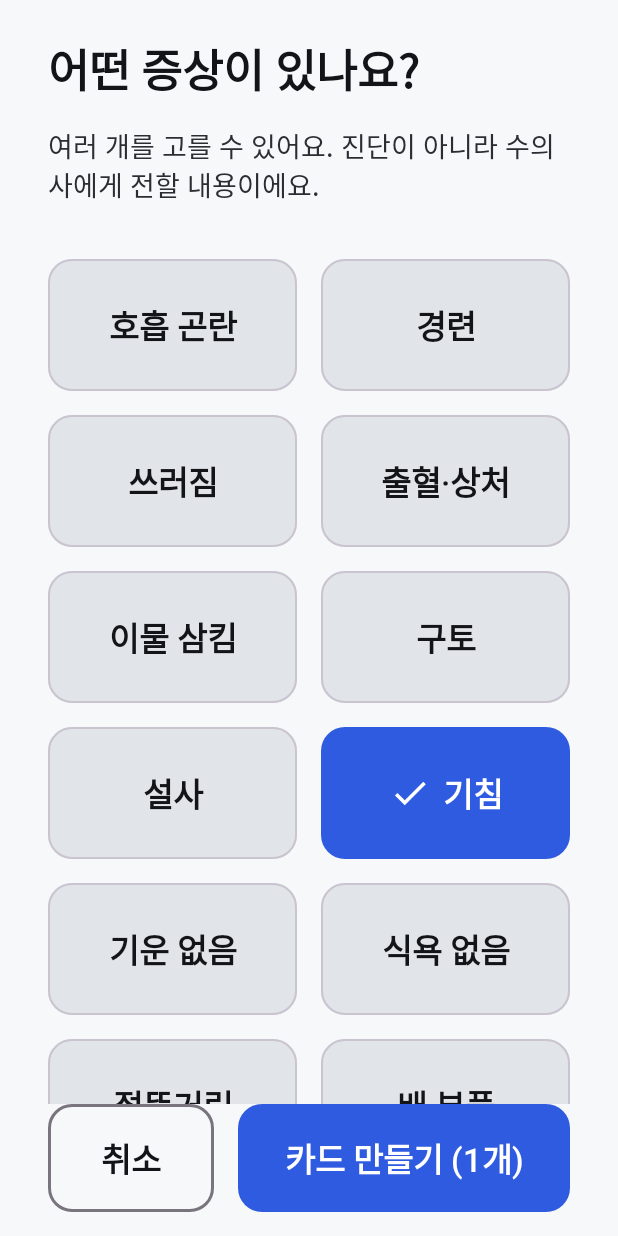
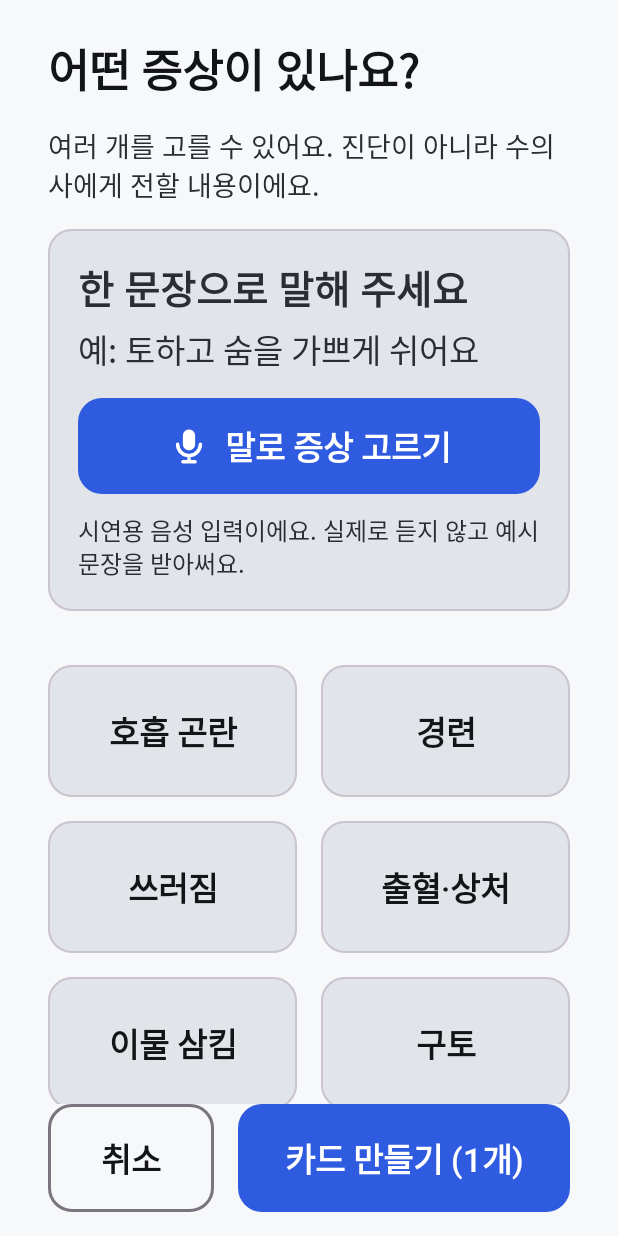
Before and after one commit to Hyundai2026/meongcare-hmg-challenge, an Android app built with Jetpack Compose: the @Preview function SymptomPickerNarrowPreview, on a phone screen of 412 x 824 dp. Run offline under Robolectric (Android 15) with nearby library versions, the phone set to English and light mode, and no system bars.

Commit message:
feat(ui): 증상 고르기 화면에 음성 입력 영역 추가

```diff
--- a/app/src/main/java/com/meongcare/app/ui/card/SymptomPickerScreen.kt
+++ b/app/src/main/java/com/meongcare/app/ui/card/SymptomPickerScreen.kt
@@ -40,6 +40,10 @@ import com.meongcare.app.domain.card.Symptom
 import com.meongcare.app.ui.theme.ActionBlue
 import com.meongcare.app.ui.theme.Dimens
 import com.meongcare.app.ui.theme.MeongCareTheme
+import com.meongcare.app.ui.voice.VoiceActions
+import com.meongcare.app.ui.voice.VoicePanel
+import com.meongcare.app.ui.voice.VoiceScreenState
+import com.meongcare.app.ui.voice.VoiceUiState
 
 private val SymptomButtonHeight = 88.dp
 private val SymptomColumnWidth = 200.dp
@@ -47,6 +51,8 @@ private val SymptomColumnWidth = 200.dp
 /**
  * 증상 고르기 (정차 중에만). 글자 입력 대신 큰 버튼으로 여러 개를 고른다.
  * 버튼 순서는 [Symptom] 선언 순서다. 아래 [취소] [카드 만들기]는 스크롤 밖에 고정한다.
+ *
+ * @param voice 음성 입력 영역 (010). `null`이거나 음성 입력이 없는 구성이면 그리지 않는다.
  */
 @Composable
 fun SymptomPickerScreen(
@@ -55,6 +61,8 @@ fun SymptomPickerScreen(
     onCancel: () -> Unit,
     onConfirm: () -> Unit,
     modifier: Modifier = Modifier,
+    voice: VoiceScreenState? = null,
+    voiceActions: VoiceActions = VoiceActions(),
 ) {
     BoxWithConstraints(modifier = modifier.fillMaxSize()) {
         val columns = (maxWidth / SymptomColumnWidth).toInt().coerceIn(2, 4)
@@ -73,6 +81,9 @@ fun SymptomPickerScreen(
                     style = MaterialTheme.typography.bodyMedium,
                     color = MaterialTheme.colorScheme.onSurfaceVariant,
                 )
+                if (voice != null && voice.available) {
+                    VoicePanel(state = voice, actions = voiceActions)
+                }
                 Spacer(Modifier.height(4.dp))
                 Symptom.entries.chunked(columns).forEach { row ->
                     Row(horizontalArrangement = Arrangement.spacedBy(16.dp)) {
@@ -146,7 +157,17 @@ private fun SymptomToggle(symptom: Symptom, checked: Boolean, onToggle: () -> Un
 @Composable
 private fun SymptomPickerWidePreview() {
     MeongCareTheme(darkTheme = true) {
-        Surface { SymptomPickerScreen(setOf(Symptom.COUGH, Symptom.BREATHING_DIFFICULTY), {}, {}, {}) }
+        Surface {
+            SymptomPickerScreen(
+                selected = setOf(Symptom.COUGH, Symptom.BREATHING_DIFFICULTY, Symptom.VOMITING),
+                onToggle = {}, onCancel = {}, onConfirm = {},
+                voice = VoiceScreenState(
+                    available = true,
+                    isSimulated = false,
+                    voice = VoiceUiState.Heard("강아지가 갑자기 토하고 숨을 가쁘게 쉬어요", listOf(Symptom.BREATHING_DIFFICULTY, Symptom.VOMITING)),
+                ),
+            )
+        }
     }
 }
 
@@ -154,6 +175,12 @@ private fun SymptomPickerWidePreview() {
 @Composable
 private fun SymptomPickerNarrowPreview() {
     MeongCareTheme(darkTheme = false) {
-        Surface { SymptomPickerScreen(setOf(Symptom.COUGH), {}, {}, {}) }
+        Surface {
+            SymptomPickerScreen(
+                selected = setOf(Symptom.COUGH),
+                onToggle = {}, onCancel = {}, onConfirm = {},
+                voice = VoiceScreenState(available = true, isSimulated = true, voice = VoiceUiState.Idle),
+            )
+        }
     }
 }
--- /dev/null
+++ b/app/src/main/java/com/meongcare/app/ui/voice/VoiceActions.kt
@@ -0,0 +1,11 @@
+package com.meongcare.app.ui.voice
+
+/** 음성 영역의 동작 묶음. `MainActivity`가 [SymptomVoiceViewModel]의 함수로 채운다. */
+data class VoiceActions(
+    /** [말로 증상 고르기] / [다시 말하기] */
+    val onStart: () -> Unit = {},
+    /** [듣기 취소] */
+    val onCancel: () -> Unit = {},
+    /** 증상 고르기 화면이 사라졌거나 앱이 뒤로 갔다 */
+    val onStop: () -> Unit = {},
+)
--- /dev/null
+++ b/app/src/main/java/com/meongcare/app/ui/voice/VoicePanel.kt
@@ -0,0 +1,211 @@
+package com.meongcare.app.ui.voice
+
+import androidx.compose.foundation.BorderStroke
+import androidx.compose.foundation.layout.Arrangement
+import androidx.compose.foundation.layout.BoxWithConstraints
+import androidx.compose.foundation.layout.Column
+import androidx.compose.foundation.layout.Row
+import androidx.compose.foundation.layout.Spacer
+import androidx.compose.foundation.layout.fillMaxWidth
+import androidx.compose.foundation.layout.heightIn
+import androidx.compose.foundation.layout.padding
+import androidx.compose.foundation.layout.size
+import androidx.compose.foundation.layout.width
+import androidx.compose.foundation.layout.widthIn
+import androidx.compose.foundation.shape.RoundedCornerShape
+import androidx.compose.material3.Button
+import androidx.compose.material3.ButtonDefaults
+import androidx.compose.material3.Icon
+import androidx.compose.material3.MaterialTheme
+import androidx.compose.material3.OutlinedButton
+import androidx.compose.material3.Surface
+import androidx.compose.material3.Text
+import androidx.compose.runtime.Composable
+import androidx.compose.ui.Alignment
+import androidx.compose.ui.Modifier
+import androidx.compose.ui.graphics.Color
+import androidx.compose.ui.graphics.SolidColor
+import androidx.compose.ui.graphics.StrokeCap
+import androidx.compose.ui.graphics.vector.ImageVector
+import androidx.compose.ui.graphics.vector.PathParser
+import androidx.compose.ui.res.stringResource
+import androidx.compose.ui.semantics.LiveRegionMode
+import androidx.compose.ui.semantics.liveRegion
+import androidx.compose.ui.semantics.semantics
+import androidx.compose.ui.tooling.preview.Preview
+import androidx.compose.ui.unit.dp
+import com.meongcare.app.R
+import com.meongcare.app.domain.card.Symptom
+import com.meongcare.app.domain.voice.VoiceFailure
+import com.meongcare.app.ui.card.joinedText
+import com.meongcare.app.ui.card.symptomLabelRes
+import com.meongcare.app.ui.theme.ActionBlue
+import com.meongcare.app.ui.theme.Dimens
+import com.meongcare.app.ui.theme.MeongCareTheme
+
+/** 이 폭보다 좁으면 버튼을 글 아래로 내린다. */
+private val NarrowWidth = 600.dp
+private val ButtonMinWidth = 260.dp
+
+/**
+ * 증상 고르기 화면 위쪽의 음성 영역 (docs/plans 010 "설계 결정 1"의 표). 정차 중에만 보인다.
+ * 마이크는 버튼을 누를 때만 켠다. 결과는 아래 증상 버튼에 체크로 보이고, 사용자가 버튼으로 고친다.
+ */
+@Composable
+fun VoicePanel(state: VoiceScreenState, actions: VoiceActions, modifier: Modifier = Modifier) {
+    Surface(
+        shape = RoundedCornerShape(16.dp),
+        color = MaterialTheme.colorScheme.surfaceVariant,
+        border = BorderStroke(1.dp, MaterialTheme.colorScheme.outlineVariant),
+        modifier = modifier.fillMaxWidth(),
+    ) {
+        Column(modifier = Modifier.padding(20.dp), verticalArrangement = Arrangement.spacedBy(12.dp)) {
+            BoxWithConstraints(modifier = Modifier.fillMaxWidth()) {
+                if (maxWidth < NarrowWidth) {
+                    Column(verticalArrangement = Arrangement.spacedBy(16.dp)) {
+                        VoiceStatus(state.voice, Modifier.fillMaxWidth())
+                        VoiceButton(state.voice, actions, Modifier.fillMaxWidth())
+                    }
+                } else {
+                    Row(verticalAlignment = Alignment.CenterVertically) {
+                        VoiceStatus(state.voice, Modifier.weight(1f))
+                        Spacer(Modifier.width(24.dp))
+                        VoiceButton(state.voice, actions, Modifier.widthIn(min = ButtonMinWidth))
+                    }
+                }
+            }
+            if (state.isSimulated) {
+                Text(
+                    text = stringResource(R.string.voice_simulated_notice),
+                    style = MaterialTheme.typography.labelMedium,
+                    color = MaterialTheme.colorScheme.onSurfaceVariant,
+                )
+            }
+        }
+    }
+}
+
+/** 상태 글. 바뀌면 화면 읽기 프로그램이 읽어 준다. */
+@Composable
+private fun VoiceStatus(voice: VoiceUiState, modifier: Modifier) {
+    val (title, detail) = when (voice) {
+        VoiceUiState.Idle -> stringResource(R.string.voice_prompt_title) to stringResource(R.string.voice_prompt_example)
+        VoiceUiState.Starting -> stringResource(R.string.voice_starting) to null
+        is VoiceUiState.Listening -> stringResource(R.string.voice_listening) to voice.partial.ifBlank { null }
+        is VoiceUiState.Heard -> stringResource(R.string.voice_heard, voice.sentence) to
+            if (voice.matched.isEmpty()) stringResource(R.string.voice_not_matched)
+            else stringResource(R.string.voice_matched, joinedText(voice.matched.map { stringResource(symptomLabelRes(it)) }))
+        is VoiceUiState.Failed -> stringResource(failureTextRes(voice.reason)) to null
+    }
+    Column(
+        modifier = modifier.semantics { liveRegion = LiveRegionMode.Polite },
+        verticalArrangement = Arrangement.spacedBy(6.dp),
+    ) {
+        Text(title, style = MaterialTheme.typography.titleLarge)
+        if (detail != null) {
+            Text(
+                detail,
+                style = MaterialTheme.typography.bodyLarge,
+                color = if (voice is VoiceUiState.Listening) MaterialTheme.colorScheme.onSurface
+                else MaterialTheme.colorScheme.onSurfaceVariant,
+            )
+        }
+    }
+}
+
+@Composable
+private fun VoiceButton(voice: VoiceUiState, actions: VoiceActions, modifier: Modifier) {
+    val shape = RoundedCornerShape(16.dp)
+    val buttonModifier = modifier.heightIn(min = Dimens.MinTouchTarget)
+    when (voice) {
+        VoiceUiState.Starting, is VoiceUiState.Listening -> OutlinedButton(
+            onClick = actions.onCancel,
+            border = BorderStroke(2.dp, MaterialTheme.colorScheme.outline),
+            shape = shape,
+            modifier = buttonModifier,
+        ) { Text(stringResource(R.string.voice_cancel), style = MaterialTheme.typography.labelLarge, color = MaterialTheme.colorScheme.onSurface) }
+        else -> Button(
+            onClick = actions.onStart,
+            colors = ButtonDefaults.buttonColors(containerColor = ActionBlue, contentColor = Color.White),
+            shape = shape,
+            modifier = buttonModifier,
+        ) {
+            Icon(MicIcon, contentDescription = null, modifier = Modifier.size(28.dp))
+            Spacer(Modifier.width(10.dp))
+            Text(
+                stringResource(if (voice == VoiceUiState.Idle) R.string.voice_start else R.string.voice_retry),
+                style = MaterialTheme.typography.labelLarge,
+            )
+        }
+    }
+}
+
+private fun failureTextRes(reason: VoiceFailure): Int = when (reason) {
+    VoiceFailure.NO_SPEECH -> R.string.voice_failed_no_speech
+    VoiceFailure.MIC -> R.string.voice_failed_mic
+    VoiceFailure.UNAVAILABLE -> R.string.voice_failed_unavailable
+}
+
+/**
+ * 마이크 모양. core 아이콘에는 마이크가 없어서 직접 그렸다 (material-icons-extended는 용량 때문에 넣지 않는다, 009와 같은 원칙).
+ */
+private val MicIcon: ImageVector by lazy {
+    val black = SolidColor(Color.Black)
+    ImageVector.Builder("Mic", 24.dp, 24.dp, 24f, 24f).apply {
+        // 머리 (둥근 막대)
+        addPath(PathParser().parsePathString("M12 2.5a3.5 3.5 0 0 1 3.5 3.5v5a3.5 3.5 0 0 1 -7 0v-5A3.5 3.5 0 0 1 12 2.5Z").toNodes(), fill = black)
+        // 받침 고리, 대, 바닥
+        addPath(
+            PathParser().parsePathString("M5.5 11a6.5 6.5 0 0 0 13 0 M12 17.5V21 M8.5 21h7").toNodes(),
+            stroke = black,
+            strokeLineWidth = 2f,
+            strokeLineCap = StrokeCap.Round,
+        )
+    }.build()
+}
+
+@Preview(widthDp = 1600, heightDp = 200)
+@Composable
+private fun VoicePanelIdleWidePreview() {
+    MeongCareTheme(darkTheme = true) {
+        Surface { VoicePanel(VoiceScreenState(true, isSimulated = true, voice = VoiceUiState.Idle), VoiceActions(), Modifier.padding(16.dp)) }
+    }
+}
+
+@Preview(widthDp = 1600, heightDp = 200)
+@Composable
+private fun VoicePanelListeningWidePreview() {
+    MeongCareTheme(darkTheme = false) {
+        Surface { VoicePanel(VoiceScreenState(true, false, VoiceUiState.Listening("강아지가 갑자기 토하고")), VoiceActions(), Modifier.padding(16.dp)) }
+    }
+}
+
+@Preview(widthDp = 1600, heightDp = 200)
+@Composable
+private fun VoicePanelHeardWidePreview() {
+    MeongCareTheme(darkTheme = false) {
+        Surface {
+            VoicePanel(
+                VoiceScreenState(true, false, VoiceUiState.Heard("강아지가 갑자기 토하고 숨을 가쁘게 쉬어요", listOf(Symptom.BREATHING_DIFFICULTY, Symptom.VOMITING))),
+                VoiceActions(),
+                Modifier.padding(16.dp),
+            )
+        }
+    }
+}
+
+@Preview(widthDp = 411, heightDp = 360)
+@Composable
+private fun VoicePanelNotMatchedNarrowPreview() {
+    MeongCareTheme(darkTheme = false) {
+        Surface { VoicePanel(VoiceScreenState(true, true, VoiceUiState.Heard("내일 토요일이었으면 좋겠어요", emptyList())), VoiceActions(), Modifier.padding(16.dp)) }
+    }
+}
+
+@Preview(widthDp = 411, heightDp = 300)
+@Composable
+private fun VoicePanelFailedNarrowPreview() {
+    MeongCareTheme(darkTheme = true) {
+        Surface { VoicePanel(VoiceScreenState(true, false, VoiceUiState.Failed(VoiceFailure.MIC)), VoiceActions(), Modifier.padding(16.dp)) }
+    }
+}
--- a/app/src/main/res/values/strings.xml
+++ b/app/src/main/res/values/strings.xml
@@ -188,4 +188,21 @@
     <string name="link_unlink_do">끊기</string>
     <string name="link_cancel">취소</string>
     <string name="link_revoked">보호자가 연결을 끊었어요</string>
+
+    <!-- 음성으로 증상 고르기 (010). 정차 중 증상 고르기 화면에만 있다 -->
+    <string name="voice_prompt_title">한 문장으로 말해 주세요</string>
+    <string name="voice_prompt_example">예: 토하고 숨을 가쁘게 쉬어요</string>
+    <string name="voice_start">말로 증상 고르기</string>
+    <string name="voice_starting">마이크를 켜는 중이에요</string>
+    <string name="voice_listening">듣고 있어요</string>
+    <string name="voice_cancel">듣기 취소</string>
+    <string name="voice_heard">알아들은 말: “%1$s”</string>
+    <string name="voice_matched">골랐어요: %1$s. 아래에서 고칠 수 있어요</string>
+    <string name="voice_not_matched">맞는 증상을 찾지 못했어요. 버튼으로 골라 주세요</string>
+    <string name="voice_retry">다시 말하기</string>
+    <string name="voice_failed_no_speech">말소리를 듣지 못했어요</string>
+    <string name="voice_failed_mic">마이크를 쓸 수 없어요. 버튼으로 골라 주세요</string>
+    <string name="voice_failed_unavailable">지금은 음성 입력을 쓸 수 없어요. 버튼으로 골라 주세요</string>
+    <!-- 시연용 표시 (출품 유의사항). Fake 음성 입력일 때만 -->
+    <string name="voice_simulated_notice">시연용 음성 입력이에요. 실제로 듣지 않고 예시 문장을 받아써요.</string>
 </resources>
```
